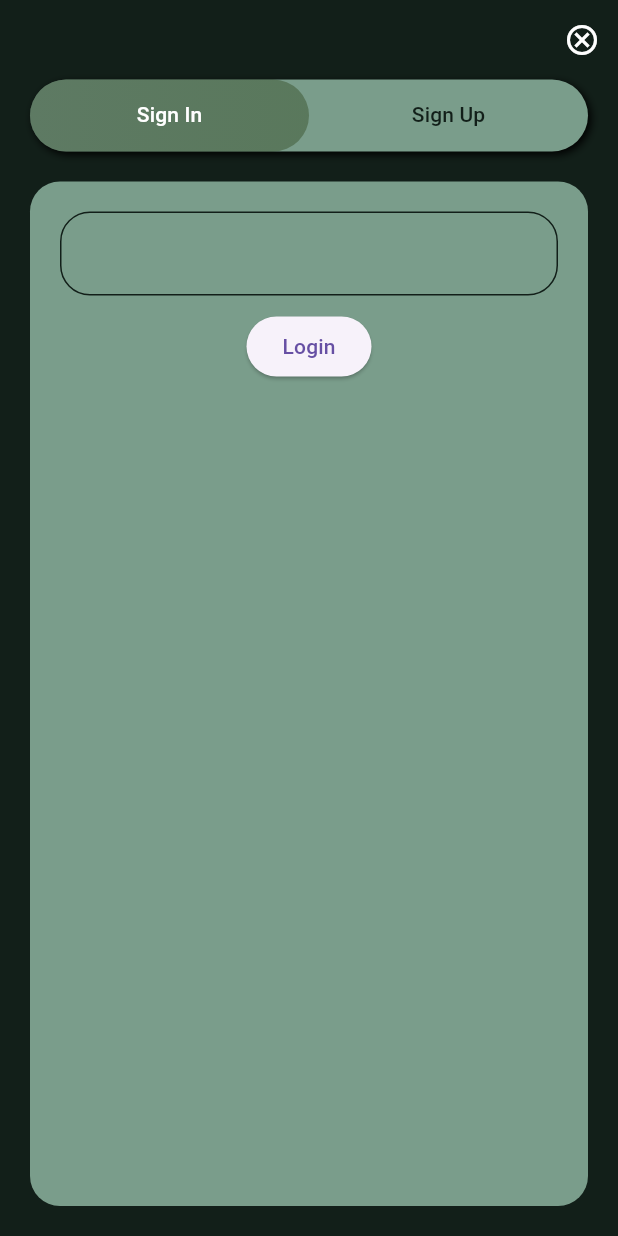
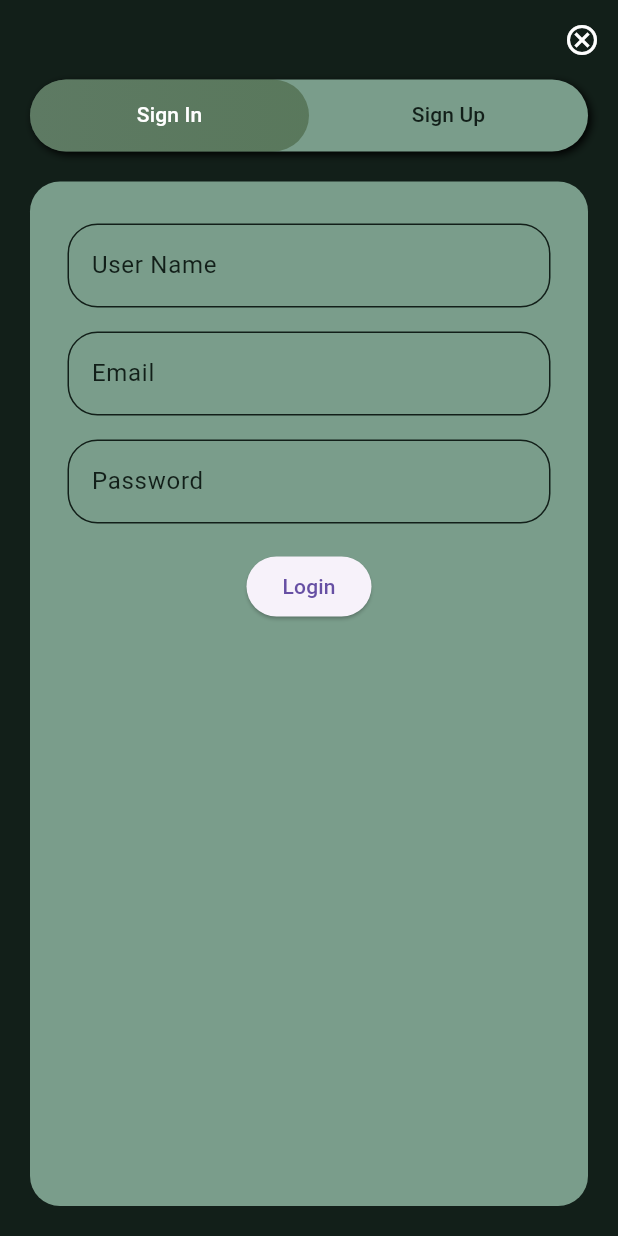
Before and after one commit to haadiyaa/hidaya_app, a Flutter app: the screen it shows after launch, after a tap on the "person" icon, on a phone screen of 412 x 824 dp. Run offline on Flutter 3.47's test engine with Material 3 defaults, Android fonts, the phone set to English and light mode, and no system bars; our stand-ins replace bloc, flutter_screenutil, flutter_svg, geolocator, go_router, google_maps_flutter; missing offline and left inert: flutter_qiblah.

Commit message:
some change

```diff
--- /dev/null
+++ b/lib/bloc/loginbloc/login_event.dart
@@ -0,0 +1,4 @@
+part of 'login_bloc.dart';
+
+@immutable
+sealed class LoginEvent {}
--- /dev/null
+++ b/lib/bloc/loginbloc/login_state.dart
@@ -0,0 +1,6 @@
+part of 'login_bloc.dart';
+
+@immutable
+sealed class LoginState {}
+
+final class LoginInitial extends LoginState {}
--- a/lib/main.dart
+++ b/lib/main.dart
@@ -12,11 +12,11 @@ class MyApp extends StatelessWidget {
 
   @override
   Widget build(BuildContext context) {
-    final size=MediaQuery.of(context).size;
+    // final size=MediaQuery.of(context).size;
     final MyAppRouter myAppRouter = MyAppRouter();
     return ScreenUtilInit(
-      designSize: Size(size.width, size.height),
-      minTextAdapt: true,
+      // designSize: Size(Constants.getHeight(context),Constants.getWidth(context)),
+      // minTextAdapt: true,
       splitScreenMode: true,
       builder: (context, child) => MaterialApp.router(
         routerConfig: myAppRouter.router,
--- /dev/null
+++ b/lib/utils/styles/borderstyles.dart
@@ -0,0 +1,8 @@
+import 'package:flutter/material.dart';
+import 'package:hidhayah/utils/constants/constants.dart';
+
+class BorderStyles {
+  static  InputBorder textfieldBorder = OutlineInputBorder(
+      borderRadius: BorderRadius.circular(20),
+      borderSide: const BorderSide(color: Constants.greenDark));
+}
--- a/lib/utils/styles/textstyle.dart
+++ b/lib/utils/styles/textstyle.dart
@@ -1,5 +1,6 @@
 import 'package:flutter/material.dart';
 import 'package:flutter_screenutil/flutter_screenutil.dart';
+import 'package:hidhayah/utils/constants/constants.dart';
 
 class TextStyles {
   //=========================dashboard===============================================
@@ -11,4 +12,8 @@ class TextStyles {
   //gradientcontainertext
   static TextStyle gradContainerTextStyle = TextStyle(fontSize: 18.sp,fontWeight: FontWeight.bold);
   static TextStyle gradContainerSubTextStyle = TextStyle(fontSize: 18.sp,fontWeight: FontWeight.normal);
+
+  //====================Label text=====================================
+  static const TextStyle loginLabelStyle =  TextStyle(color: Constants.greenDark);
+
 }
--- a/lib/view/dashboard/view/dashboardpage.dart
+++ b/lib/view/dashboard/view/dashboardpage.dart
@@ -1,5 +1,4 @@
 import 'package:flutter/material.dart';
-import 'package:flutter/widgets.dart';
 import 'package:go_router/go_router.dart';
 import 'package:hidhayah/routes/approuteconst.dart';
 import 'package:hidhayah/utils/constants/constants.dart';
@@ -38,8 +37,9 @@ class DashBoardPage extends StatelessWidget {
                         ),
                         GestureDetector(
                           onTap: () {
-                            GoRouter.of(context).pushNamed(
-                                      MyAppRouteConstants.loginRoute);
+                            // Navigator.push(context, MaterialPageRoute(builder: (_)=>SignIn()));
+                            GoRouter.of(context)
+                                .pushNamed(MyAppRouteConstants.loginRoute);
                           },
                           child: CircleAvatar(
                             backgroundColor: Constants.gradGreenDark,
@@ -116,7 +116,7 @@ class DashBoardPage extends StatelessWidget {
                           size: size,
                           gradient: Gradients.gradientBox4,
                           child: const GradientContainerContent(
-                            title: 'Islamic Videos',
+                            title: 'Islamic ',
                             subtitle: 'Watch',
                           ),
                         ),
--- a/lib/view/loginsignup/view/loginpage.dart
+++ b/lib/view/loginsignup/view/loginpage.dart
@@ -3,15 +3,37 @@ import 'package:go_router/go_router.dart';
 import 'package:hidhayah/routes/approuteconst.dart';
 import 'package:hidhayah/utils/constants/constants.dart';
 import 'package:hidhayah/view/loginsignup/widgets/loginwidget.dart';
+import 'package:hidhayah/view/loginsignup/widgets/signup_widget.dart';
 
-class LoginPage extends StatelessWidget {
+class LoginPage extends StatefulWidget {
   const LoginPage({super.key});
 
   @override
+  State<LoginPage> createState() => _LoginPageState();
+}
+
+class _LoginPageState extends State<LoginPage> with SingleTickerProviderStateMixin {
+  late TabController tabController;
+  @override
+  void initState() {
+    super.initState();
+    tabController = TabController(
+      initialIndex: 0,
+      length: 2,
+      vsync: this,
+    );
+  }
+
+  @override
+  void dispose() {
+    super.dispose();
+    tabController.dispose();
+  }
+  @override
   Widget build(BuildContext context) {
-    return DefaultTabController(
-      length: 2,
-      child: Scaffold(
+
+    return
+   Scaffold(
         appBar: AppBar(
           automaticallyImplyLeading: false,
           actions: [
@@ -35,7 +57,8 @@ class LoginPage extends StatelessWidget {
                     offset: Offset(2, 2),
                     blurRadius: 4,
                   ),
-                  ]),
+                ],
+              ),
               child: TabBar(
                 unselectedLabelColor: Constants.greenDark,
                 splashBorderRadius: BorderRadius.circular(30),
@@ -62,17 +85,19 @@ class LoginPage extends StatelessWidget {
                     text: 'Sign Up',
                   ),
                 ],
+              controller: tabController,
               ),
             ),
           ),
         ),
         backgroundColor: Constants.greenDark,
-        body: const TabBarView(
+        body: TabBarView(
+          controller: tabController,
           children: [
             LoginWidget(),
-            Icon(Icons.car_crash),
+            SignUpWidget(),
+            // Icon(Icons.car_crash),
           ],
-        ),
         ),
    );
   }
--- a/lib/view/loginsignup/widgets/loginwidget.dart
+++ b/lib/view/loginsignup/widgets/loginwidget.dart
@@ -1,15 +1,26 @@
-
 import 'package:flutter/material.dart';
 import 'package:hidhayah/utils/constants/constants.dart';
+import 'package:hidhayah/utils/styles/borderstyles.dart';
+import 'package:hidhayah/utils/styles/textstyle.dart';
 
 class LoginWidget extends StatelessWidget {
-  const LoginWidget({
+  LoginWidget({
     super.key,
   });
 
+  // final GlobalKey _key=GlobalKey<FormState>();
+  final TextEditingController userNameController=TextEditingController();
+  final TextEditingController emailController=TextEditingController();
+  final TextEditingController passController=TextEditingController();
+
+  final userFocusNode=FocusNode();
+  final emailFocusNode=FocusNode();
+  final passFocusNode=FocusNode();
+
   @override
   Widget build(BuildContext context) {
-    return Container(
+    return Center(
+      child: Container(
         margin: const EdgeInsets.all(20),
         padding: const EdgeInsets.all(20),
         decoration: BoxDecoration(
@@ -18,32 +29,47 @@ class LoginWidget extends StatelessWidget {
         ),
         child: Column(
           children: [
-          TextFormField(
-            decoration: InputDecoration(
-              enabledBorder: OutlineInputBorder(
-                borderRadius: BorderRadius.circular(20),
-                borderSide: const BorderSide(color: Constants.greenDark),
-              ),
-              focusedBorder: OutlineInputBorder(
-                borderRadius: BorderRadius.circular(20),
-                borderSide: const BorderSide(color: Constants.greenDark),
-              ),
-              focusedErrorBorder: OutlineInputBorder(
-                borderRadius: BorderRadius.circular(20),
-                borderSide: const BorderSide(color: Constants.greenDark),
-              ),
-              errorBorder: OutlineInputBorder(
-                borderRadius: BorderRadius.circular(20),
-                borderSide: const BorderSide(color: Constants.greenDark),
-              ),
-            ),
-          ),
+            CusomTextField(label: 'User Name',controller: userNameController,focusNode: userFocusNode,textInputType: TextInputType.name,),
+            CusomTextField(label: 'Email',controller: emailController,focusNode: emailFocusNode,textInputType: TextInputType.emailAddress,),
+            CusomTextField(label: 'Password',controller: passController,focusNode: passFocusNode,textInputType: TextInputType.visiblePassword,),
             const SizedBox(
               height: 10,
             ),
             ElevatedButton(onPressed: () {}, child: const Text('Login')),
           ],
         ),
+      ),
     );
   }
 }
+
+class CusomTextField extends StatelessWidget {
+  const CusomTextField({
+    super.key, required this.label, required this.controller, required this.focusNode, required this.textInputType,
+  });
+  final FocusNode focusNode;
+  final String label;
+  final TextEditingController controller;
+  final TextInputType textInputType;
+
+  @override
+  Widget build(BuildContext context) {
+    return Padding(
+      padding: const EdgeInsets.symmetric(horizontal: 5,vertical: 8),
+      child: TextFormField(
+        keyboardType: textInputType,
+        focusNode: focusNode,
+        controller: controller,
+        // autofocus: true,
+        decoration: InputDecoration(
+          labelText: label,
+          labelStyle: TextStyles.loginLabelStyle,
+          enabledBorder: BorderStyles.textfieldBorder,
+          focusedBorder: BorderStyles.textfieldBorder,
+          focusedErrorBorder: BorderStyles.textfieldBorder,
+          errorBorder: BorderStyles.textfieldBorder,
+        ),
+      ),
+    );
+  }
+}
--- a/lib/view/qibladirection/widgets/qiblamap.dart
+++ b/lib/view/qibladirection/widgets/qiblamap.dart
@@ -1,5 +1,4 @@
 import 'dart:async';
-
 import 'package:flutter/material.dart';
 import 'package:flutter_qiblah/flutter_qiblah.dart';
 import 'package:geolocator/geolocator.dart';
--- a/pubspec.yaml
+++ b/pubspec.yaml
@@ -42,6 +42,7 @@ dependencies:
   geocoding: ^3.0.0
   flutter_svg: ^2.0.10+1
   google_maps_flutter: ^2.6.1
+  flutter_bloc: ^8.1.6
 
 dev_dependencies:
   flutter_test:
```
Also changed, not shown: lib/bloc/loginbloc/login_bloc.dart (added, +13 -0 lines), lib/routes/approuteconfig.dart (+7 -2 lines), lib/utils/constants/constants.dart (+8 -0 lines), lib/view/loginsignup/widgets/signup_widget.dart (added, +56 -0 lines), pubspec.lock. Lines whose indentation alone changed are shown as unchanged.
